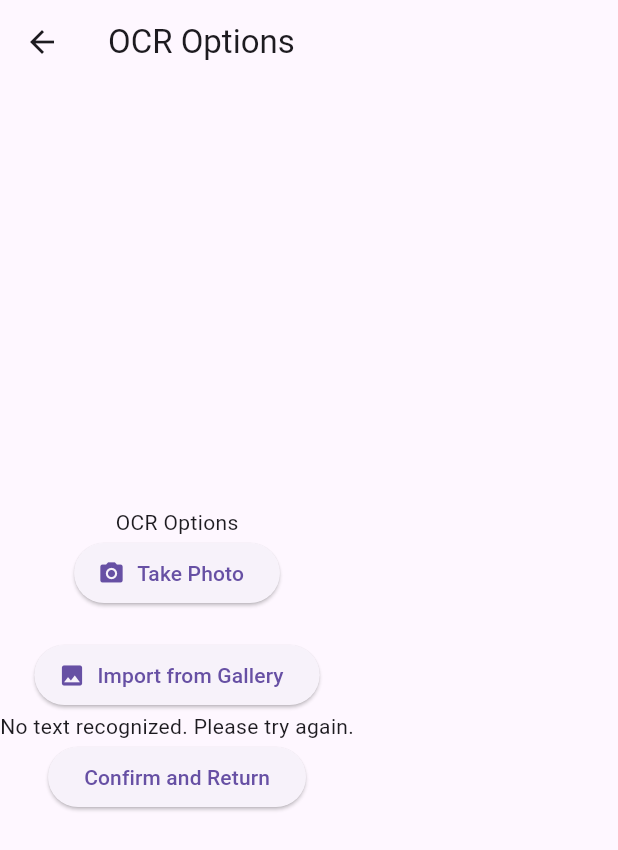
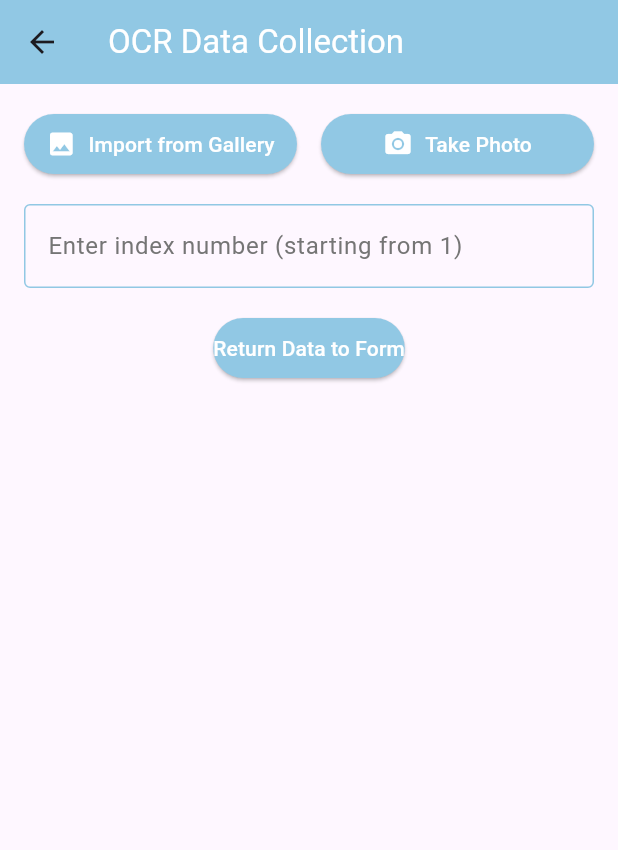
Before and after one commit to ferjani69/finale, a Flutter app: the TreatmentChart screen opened directly with empty values, scrolled down 160 dp, after a tap on the "camera alt" icon, on a phone screen of 412 x 824 dp. Shown: the top 850 px of the screen. Run offline on Flutter 3.47's test engine with Material 3 defaults, Android fonts, the phone set to English and light mode, and no system bars; our stand-ins replace cloud_firestore, firebase_auth, firebase_core, firebase_storage, flutter_secure_storage, flutter_svg and 5 more; missing offline and left inert: dart:html, google_mlkit_text_recognition, markdown_widget; accounts and stored records are empty.

Commit message:
ocr treatement

```diff
--- a/lib/OCR.dart
+++ b/lib/OCR.dart
@@ -1,13 +1,12 @@
 import 'dart:io';
-import 'package:flutter/foundation.dart';
 import 'package:flutter/material.dart';
 import 'package:google_mlkit_text_recognition/google_mlkit_text_recognition.dart';
 import 'package:image_picker/image_picker.dart';
 
 class OCR extends StatefulWidget {
-  final Function(Map<String, String>) onTextSelected;
+  final Function(Map<String, String>) onDataCollected;
 
-  OCR({required this.onTextSelected});
+  const OCR({super.key, required this.onDataCollected});
 
   @override
   State<OCR> createState() => _OCRState();
@@ -15,150 +14,158 @@ class OCR extends StatefulWidget {
 
 class _OCRState extends State<OCR> {
   File? _image;
-  List<Map<String, String>>? parsedTreatments;
-  Map<String, String>? selectedTreatment;
-  String? recognizedText;
+  Map<String, List<String>> dataGroups = {};
+  final TextEditingController indexController = TextEditingController();
 
-  Future textRecognition(File img) async {
-    final textRecognizer = TextRecognizer(script: TextRecognitionScript.latin);
-    final inputImage = InputImage.fromFilePath(img.path);
-    final RecognizedText recognizedTextResult = await textRecognizer.processImage(inputImage);
-    setState(() {
-      recognizedText = recognizedTextResult.text;
-      parsedTreatments = parseExtractedText(recognizedTextResult.text);
-    });
-    print('Recognized text: ${recognizedTextResult.text}');
-    print('Parsed treatments: $parsedTreatments');
-  }
-
-  Future _pickImage(ImageSource source) async {
-    try {
+  Future<void> _pickImage(ImageSource source) async {
     final image = await ImagePicker().pickImage(source: source);
-      if (image == null) return;
+    if (image != null) {
       setState(() {
         _image = File(image.path);
       });
-      if (_image != null) {
-        await textRecognition(_image!);
-      }
-    } catch (e) {
-      if (kDebugMode) {
-        print(e);
-      }
+      await _processImage(_image!);
     }
   }
 
-  List<Map<String, String>> parseExtractedText(String extractedText) {
-    List<Map<String, String>> treatments = [];
-    List<String> lines = extractedText.split('\n');
+  Future<void> _processImage(File image) async {
+    final textRecognizer = TextRecognizer(script: TextRecognitionScript.latin);
+    final inputImage = InputImage.fromFilePath(image.path);
+    final RecognizedText recognizedText = await textRecognizer.processImage(
+        inputImage);
 
-    for (String line in lines) {
-      print('Processing line: $line');
-      List<String> columns = line.split(RegExp(r'\s{2,}'));
-      if (columns.length >= 5) {
-        final treatment = {
-          'date': columns[0],
-          'dent': columns[1],
-          'natureInterv': columns[2],
-          'doit': columns[3],
-          'recu': columns[4],
+    Map<String, List<String>> tempDataGroups = {
+      'Date': [],
+      'Dent': [],
+      'Nature des interventions': [],
+      'Doit': [],
+      'Reçu': []
     };
-        print('Parsed treatment: $treatment');
-        treatments.add(treatment);
-      } else if (columns.isNotEmpty) {
-        print('Skipped line due to insufficient columns: $line');
+
+    String? currentHeader;
+    List<String> lines = recognizedText.text.split('\n');
+    for (var line in lines) {
+      if (tempDataGroups.containsKey(line.trim())) {
+        currentHeader = line.trim();
+      } else if (currentHeader != null && line
+          .trim()
+          .isNotEmpty) {
+        tempDataGroups[currentHeader]?.add(line.trim());
       }
     }
 
-    return treatments;
-  }
-
-  void _onSelectRow(Map<String, String> treatment) {
     setState(() {
-      selectedTreatment = treatment;
+      dataGroups = tempDataGroups;
     });
   }
 
-  void _confirmSelection() {
-    if (selectedTreatment != null) {
-      widget.onTextSelected(selectedTreatment!);
-      Navigator.pop(context); // Navigate back to the previous page
-    } else {
-      ScaffoldMessenger.of(context).showSnackBar(
-        const SnackBar(
-          content: Text('No treatment selected. Please select a line.'),
-        ),
-      );
-    }
+  void _returnDataToForm() {
+    int index = int.tryParse(indexController.text) ??
+        1; // Default to 1 if parse fails
+    index = index - 1; // Convert to zero-based index
+    Map<String, String> selectedData = {
+      'Date': dataGroups['Date']?.elementAt(index) ?? '',
+      'Dent': dataGroups['Dent']?.elementAt(index) ?? '',
+      'Nature des interventions': dataGroups['Nature des interventions']
+          ?.elementAt(index) ?? '',
+      'Doit': dataGroups['Doit']?.elementAt(index) ?? '',
+      'Reçu': dataGroups['Reçu']?.elementAt(index) ?? '',
+    };
+
+    widget.onDataCollected(selectedData);
+    Navigator.pop(context);
   }
 
   @override
   Widget build(BuildContext context) {
     return Scaffold(
       appBar: AppBar(
-        title: const Text('OCR Options'),
+        backgroundColor: const Color(0xff91C8E4),
+        title: const Text('OCR Data Collection', style: TextStyle(color: Colors.white)),
       ),
-      body: Column(
-        mainAxisAlignment: MainAxisAlignment.center,
+      body: Padding(
+        padding: const EdgeInsets.all(8.0),
+        child: Column(
           children: [
-          const Text('OCR Options'),
-          ElevatedButton.icon(
-            onPressed: () {
-              _pickImage(ImageSource.camera);
-            },
-            icon: const Icon(Icons.camera_alt),
-            label: const Text('Take Photo'),
+            Row(
+              mainAxisAlignment: MainAxisAlignment.spaceEvenly,
+              children: [
+                Expanded(
+                  child: Padding(
+                    padding: const EdgeInsets.all(8.0),
+                    child: ElevatedButton.icon(
+                      style: ElevatedButton.styleFrom(
+                        foregroundColor: Colors.white, backgroundColor: const Color(0xff91C8E4), // button background color
+                        padding: const EdgeInsets.symmetric(vertical: 10),
                       ),
-          const SizedBox(height: 20),
-          ElevatedButton.icon(
-            onPressed: () {
-              _pickImage(ImageSource.gallery);
-            },
-            icon: const Icon(Icons.photo),
-            label: const Text('Import from Gallery'),
-          ),
-          if (_image != null) Image.file(_image!), // Display the selected image
-          if (recognizedText != null && parsedTreatments != null)
-            Expanded(
-              child: SingleChildScrollView(
-                scrollDirection: Axis.horizontal,
-                child: DataTable(
-                  columns: const [
-                    DataColumn(label: Text('Date')),
-                    DataColumn(label: Text('Dent')),
-                    DataColumn(label: Text('Nature')),
-                    DataColumn(label: Text('Doit')),
-                    DataColumn(label: Text('Recu')),
-                  ],
-                  rows: parsedTreatments!.map((treatment) {
-                    return DataRow(
-                      selected: selectedTreatment == treatment,
-                      onSelectChanged: (selected) {
-                        if (selected == true) {
-                          _onSelectRow(treatment);
-                        }
-                      },
-                      cells: [
-                        DataCell(Text(treatment['date'] ?? '')),
-                        DataCell(Text(treatment['dent'] ?? '')),
-                        DataCell(Text(treatment['natureInterv'] ?? '')),
-                        DataCell(Text(treatment['doit'] ?? '')),
-                        DataCell(Text(treatment['recu'] ?? '')),
-                      ],
-                    );
-                  }).toList(),
+                      onPressed: () => _pickImage(ImageSource.gallery),
+                      icon: const Icon(Icons.photo, size: 20),
+                      label: const Text('Import from Gallery', style: TextStyle(fontSize: 14)),
                     ),
                   ),
-            )
-          else if (recognizedText != null && parsedTreatments == null)
-            const CircularProgressIndicator()
-          else
-            const Text('No text recognized. Please try again.'),
-          ElevatedButton(
-            onPressed: _confirmSelection,
-            child: const Text('Confirm and Return'),
+                ),
+                Expanded(
+                  child: Padding(
+                    padding: const EdgeInsets.all(8.0),
+                    child: ElevatedButton.icon(
+                      style: ElevatedButton.styleFrom(
+                        foregroundColor: Colors.white, backgroundColor: const Color(0xff91C8E4), // button background color
+                        padding: const EdgeInsets.symmetric(vertical: 10),
+                      ),
+                      onPressed: () => _pickImage(ImageSource.camera),
+                      icon: const Icon(Icons.camera_alt, size: 20),
+                      label: const Text('Take Photo', style: TextStyle(fontSize: 14)),
+                    ),
+                  ),
                 ),
               ],
+            ),
+            if (_image != null) Container(
+              margin: const EdgeInsets.symmetric(vertical: 10),
+              height: MediaQuery.of(context).size.width * 0.6, // Adjust the size to make the image smaller
+              child: Image.file(_image!, fit: BoxFit.cover),
+            ),
+            Padding(
+              padding: const EdgeInsets.all(8.0),
+              child: TextField(
+                controller: indexController,
+                decoration: InputDecoration(
+                  labelText: 'Enter index number (starting from 1)',
+                  labelStyle: TextStyle(color: Colors.grey[600]),
+                  enabledBorder: const OutlineInputBorder(
+                    borderSide: BorderSide(color: Color(0xff91C8E4)),
+                  ),
+                  focusedBorder: const OutlineInputBorder(
+                    borderSide: BorderSide(color: Color(0xff91C8E4)),
+                  ),
+                ),
+                keyboardType: TextInputType.number,
+              ),
+            ),
+            Padding(
+              padding: const EdgeInsets.all(8.0),
+              child: ElevatedButton(
+                style: ElevatedButton.styleFrom(
+                  foregroundColor: Colors.white, backgroundColor: const Color(0xff91C8E4),
+                  padding: const EdgeInsets.symmetric(vertical: 10),
+                ),
+                onPressed: _returnDataToForm,
+                child: const Text('Return Data to Form', style: TextStyle(fontSize: 14)),
+              ),
+            ),
+            Expanded(
+              child: ListView.builder(
+                itemCount: dataGroups.keys.length,
+                itemBuilder: (context, index) {
+                  String key = dataGroups.keys.elementAt(index);
+                  return ExpansionTile(
+                    title: Text(key, style: const TextStyle(color: Color(0xff4A6572))),
+                    children: dataGroups[key]!.map((e) => ListTile(title: Text(e, style: const TextStyle(color: Color(0xff4A6572))))).toList(),
+                  );
+                },
+              ),
+            ),
+          ],
+        ),
       ),
     );
   }
--- a/lib/treatement_chart.dart
+++ b/lib/treatement_chart.dart
@@ -29,14 +29,27 @@ class _TreatmentChartState extends State<TreatmentChart> {
   final TextEditingController notesController = TextEditingController();
   final TextEditingController doitController = TextEditingController();
   final TextEditingController recuController = TextEditingController();
-  void _populateForm(Map<String, String> treatment) {
+  void populateFormFields(Map<String, String> data) {
     setState(() {
-      dateController.text = treatment['date'] ?? '';
-      natureIntervController.text = treatment['natureInterv'] ?? '';
-      doitController.text = treatment['doit'] ?? '';
-      recuController.text = treatment['recu'] ?? '';
-      dent = treatment['dent'] ?? '';
+      dateController.text = data['Date'] ?? '';
+      dent = data['Dent'] ?? '';
+      natureIntervController.text = data['Nature des interventions'] ?? '';
+      doitController.text = data['Doit'] ?? '';
+      recuController.text = data['Reçu'] ?? '';
     });
+  }void navigateToOCR() async {
+    final result = await Navigator.push(
+        context,
+        MaterialPageRoute(
+            builder: (context) => OCR(
+              onDataCollected: populateFormFields,
+            )
+        )
+    );
+
+    if (result != null) {
+      populateFormFields(result);
+    }
   }
 
   List<Map<String, String>> parseExtractedText(String extractedText) {
@@ -60,18 +73,6 @@ class _TreatmentChartState extends State<TreatmentChart> {
   }
 
 
-  void _fetchUpdatedData() {
-    FirebaseFirestore.instance
-        .collection('Patients')
-        .doc(widget.patient.id)
-        .collection('treatements')
-        .get()
-        .then((QuerySnapshot querySnapshot) {
-      querySnapshot.docs.forEach((doc) {
-        print(doc.data()); // Verify if data is correctly saved
-      });
-    });
-  }
 
   void _showdatepicker() async {
     final DateTime? selectedDate = await showDatePicker(
@@ -146,22 +147,7 @@ class _TreatmentChartState extends State<TreatmentChart> {
         actions: [
           IconButton(
             padding: const EdgeInsets.only(right: 30.0),
-            onPressed: () async {
-              final selectedTreatment = await Navigator.push(
-                context,
-                MaterialPageRoute(
-                  builder: (context) => OCR(
-                    onTextSelected: (recognizedText) {
-                      Navigator.pop(context, recognizedText); // Directly return the selected treatment
-                    },
-                  ),
-                ),
-              );
-
-              if (selectedTreatment != null && selectedTreatment is Map<String, String>) {
-                _populateForm(selectedTreatment);
-              }
-            },
+            onPressed: navigateToOCR ,
             icon: const Icon(Icons.camera_alt),
             iconSize: 30,
           ),
```
Lines whose indentation alone changed are shown as unchanged.
